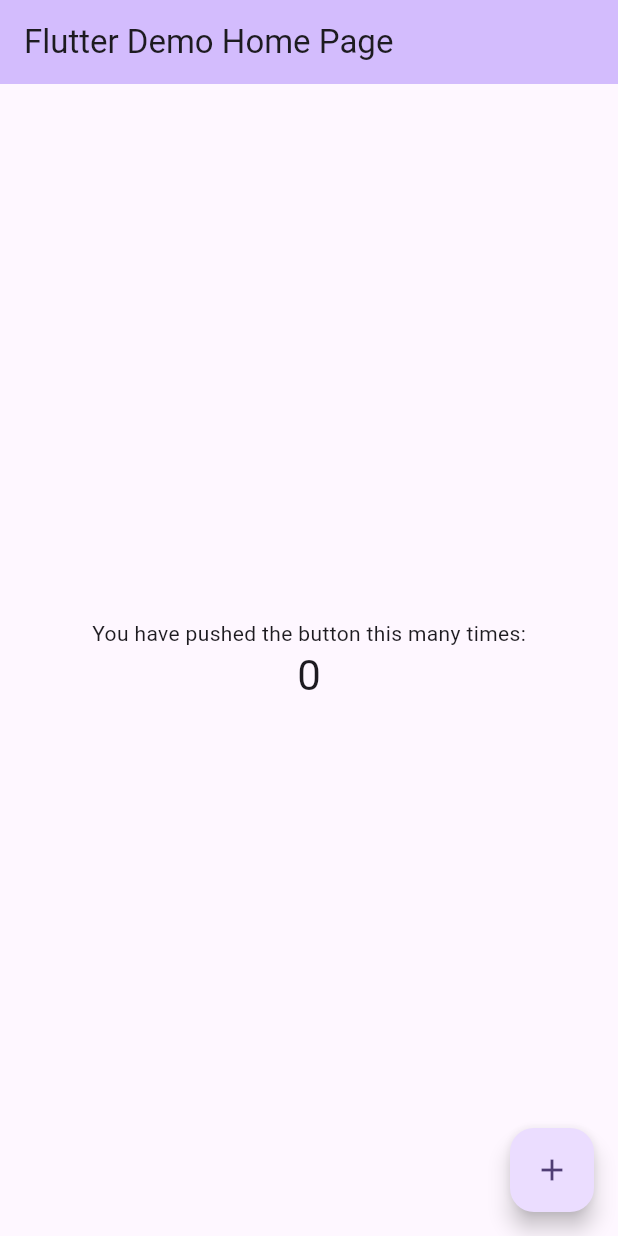
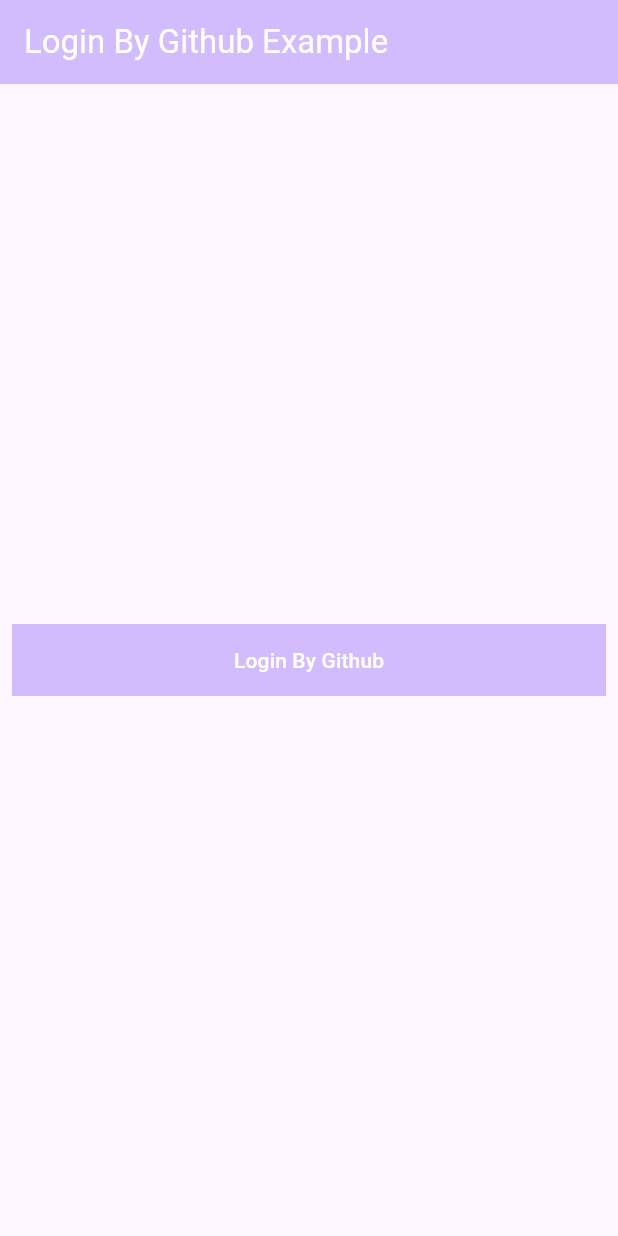
Before and after one commit to OmarMushtaha2020/login_github_example, a Flutter app: the screen it shows after launch, on a phone screen of 412 x 824 dp. Run offline on Flutter 3.47's test engine with Material 3 defaults, Android fonts, the phone set to English and light mode, and no system bars; our stand-ins replace firebase_auth, firebase_core; accounts and stored records are empty.

Commit message:
employment login by github in ios,android device

```diff
--- a/lib/main.dart
+++ b/lib/main.dart
@@ -1,3 +1,4 @@
+import 'package:firebase_auth/firebase_auth.dart';
 import 'package:flutter/material.dart';
 import 'package:firebase_core/firebase_core.dart';
 import 'firebase_options.dart';
@@ -38,7 +39,7 @@ class MyApp extends StatelessWidget {
         colorScheme: ColorScheme.fromSeed(seedColor: Colors.deepPurple),
         useMaterial3: true,
       ),
-      home: const MyHomePage(title: 'Flutter Demo Home Page'),
+      home: const MyHomePage(title: 'Login By Github Example'),
     );
   }
 }
@@ -91,7 +92,7 @@ class _MyHomePageState extends State<MyHomePage> {
         backgroundColor: Theme.of(context).colorScheme.inversePrimary,
         // Here we take the value from the MyHomePage object that was created by
         // the App.build method, and use it to set our appbar title.
-        title: Text(widget.title),
+        title: Text(widget.title,style: TextStyle(color: Colors.white),),
       ),
       body: Center(
         // Center is a layout widget. It takes a single child and positions it
@@ -112,21 +113,26 @@ class _MyHomePageState extends State<MyHomePage> {
           // wireframe for each widget.
           mainAxisAlignment: MainAxisAlignment.center,
           children: <Widget>[
-            const Text(
-              'You have pushed the button this many times:',
-            ),
-            Text(
-              '$_counter',
-              style: Theme.of(context).textTheme.headlineMedium,
-            ),
+      Padding(
+        padding: const EdgeInsets.all(8.0),
+        child: Container(
+          color: Theme.of(context).colorScheme.inversePrimary,
+        width: double.infinity,
+
+          child: MaterialButton(onPressed: (){
+            signInWithGithub();
+          },child: Text("Login By Github",style: TextStyle(
+            color: Colors.white
+          ),),),
+        ),
+      )
           ],
         ),
       ),
-      floatingActionButton: FloatingActionButton(
-        onPressed: _incrementCounter,
-        tooltip: 'Increment',
-        child: const Icon(Icons.add),
-      ), // This trailing comma makes auto-formatting nicer for build methods.
     );
   }
+  Future<UserCredential>signInWithGithub()async{
+    GithubAuthProvider githubAuthProvider=GithubAuthProvider();
+    return await  FirebaseAuth.instance.signInWithProvider(githubAuthProvider);
+  }
 }
```
Also changed, not shown: 6 other files.
